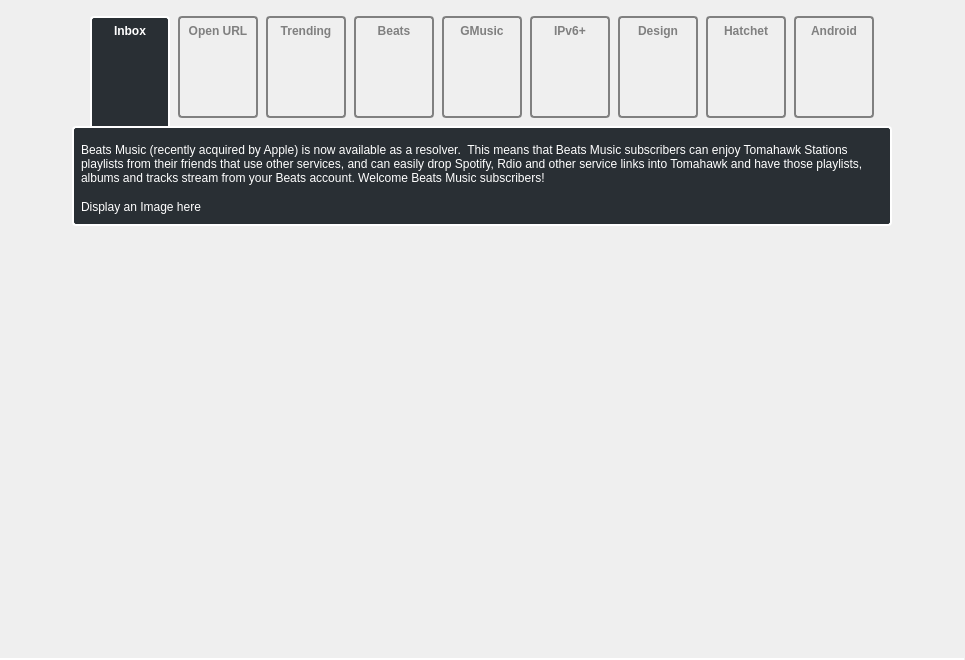
tomahawk-player/tomahawk, file src/viewpages/whatsnew_0_8/WhatsNewWidget_0_8.ui: the form before one commit.
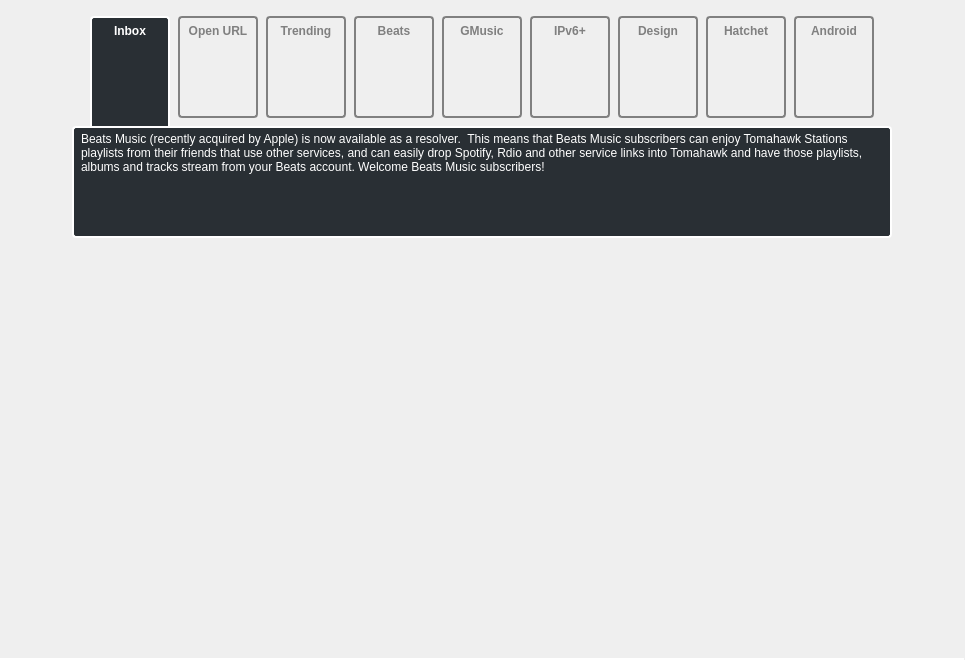
The form after the commit. The open tabs and pages were chosen to show the change. Icons and pictures are not drawn. Custom widgets are drawn as their Qt base class.

Commit message: [whatsnews] Add Beats Music image

Patch:
```diff
--- a/src/viewpages/whatsnew_0_8/WhatsNewWidget_0_8.ui
+++ b/src/viewpages/whatsnew_0_8/WhatsNewWidget_0_8.ui
@@ -1029,6 +1029,22 @@
              </widget>
             </item>
             <item>
+             <spacer name="verticalSpacer_8">
+              <property name="orientation">
+               <enum>Qt::Vertical</enum>
+              </property>
+              <property name="sizeType">
+               <enum>QSizePolicy::MinimumExpanding</enum>
+              </property>
+              <property name="sizeHint" stdset="0">
+               <size>
+                <width>20</width>
+                <height>20</height>
+               </size>
+              </property>
+             </spacer>
+            </item>
+            <item alignment="Qt::AlignHCenter">
              <widget class="QLabel" name="label_8">
               <property name="sizePolicy">
                <sizepolicy hsizetype="Preferred" vsizetype="Fixed">
@@ -1036,11 +1052,24 @@
                 <verstretch>0</verstretch>
                </sizepolicy>
               </property>
-              <property name="text">
-               <string>Display an Image here</string>
+              <property name="pixmap">
+               <pixmap resource="resources.qrc">:/whatsnew_0_8/data/images/beatsmusic.png</pixmap>
               </property>
              </widget>
             </item>
+            <item>
+             <spacer name="verticalSpacer_9">
+              <property name="orientation">
+               <enum>Qt::Vertical</enum>
+              </property>
+              <property name="sizeHint" stdset="0">
+               <size>
+                <width>20</width>
+                <height>20</height>
+               </size>
+              </property>
+             </spacer>
+            </item>
            </layout>
           </widget>
           <widget class="QWidget" name="gmusicPage">
@@ -1278,7 +1307,7 @@
           <property name="sizeHint" stdset="0">
            <size>
             <width>20</width>
-            <height>20</height>
+            <height>10</height>
            </size>
           </property>
          </spacer>
```
The commit also changes 2 other files.
